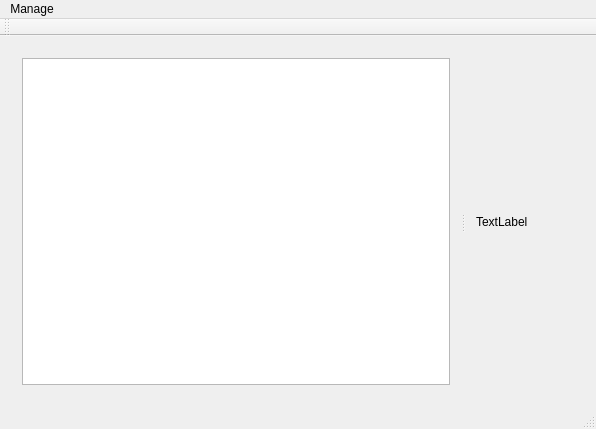
nathanpc/bookmarked, file mainwindow.ui: the form before one commit.
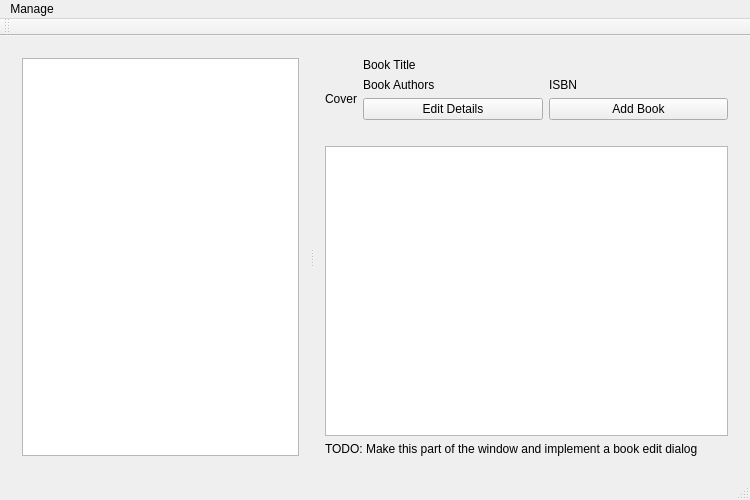
The form after the commit.

The edit to the form file:
```diff
--- a/mainwindow.ui
+++ b/mainwindow.ui
@@ -6,8 +6,8 @@
    <rect>
     <x>0</x>
     <y>0</y>
-    <width>596</width>
-    <height>429</height>
+    <width>750</width>
+    <height>500</height>
    </rect>
   </property>
   <property name="windowTitle">
@@ -34,7 +34,81 @@
        </layout>
       </widget>
       <widget class="QWidget" name="verticalLayoutWidget_2">
-       <layout class="QVBoxLayout" name="verticalLayout_2" stretch="0">
+       <layout class="QVBoxLayout" name="verticalLayout_2" stretch="0,0,0">
+        <item>
+         <layout class="QHBoxLayout" name="horizontalLayout">
+          <item>
+           <widget class="QLabel" name="cover_label">
+            <property name="text">
+             <string>Cover</string>
+            </property>
+           </widget>
+          </item>
+          <item>
+           <layout class="QVBoxLayout" name="verticalLayout_3">
+            <item>
+             <widget class="QLabel" name="title_label">
+              <property name="text">
+               <string>Book Title</string>
+              </property>
+             </widget>
+            </item>
+            <item>
+             <layout class="QHBoxLayout" name="horizontalLayout_2">
+              <item>
+               <widget class="QLabel" name="authors_label">
+                <property name="text">
+                 <string>Book Authors</string>
+                </property>
+               </widget>
+              </item>
+              <item>
+               <widget class="QLabel" name="isbn_label">
+                <property name="text">
+                 <string>ISBN</string>
+                </property>
+               </widget>
+              </item>
+             </layout>
+            </item>
+            <item>
+             <layout class="QHBoxLayout" name="horizontalLayout_3">
+              <item>
+               <widget class="QPushButton" name="pushButton">
+                <property name="text">
+                 <string>Edit Details</string>
+                </property>
+               </widget>
+              </item>
+              <item>
+               <widget class="QPushButton" name="pushButton_2">
+                <property name="text">
+                 <string>Add Book</string>
+                </property>
+               </widget>
+              </item>
+             </layout>
+            </item>
+            <item>
+             <spacer name="horizontalSpacer">
+              <property name="orientation">
+               <enum>Qt::Horizontal</enum>
+              </property>
+              <property name="sizeHint" stdset="0">
+               <size>
+                <width>40</width>
+                <height>20</height>
+               </size>
+              </property>
+             </spacer>
+            </item>
+           </layout>
+          </item>
+         </layout>
+        </item>
+        <item>
+         <widget class="QTableWidget" name="tableWidget"/>
+        </item>
         <item>
          <widget class="QLabel" name="label_2">
           <property name="sizePolicy">
@@ -44,7 +118,7 @@
            </sizepolicy>
           </property>
           <property name="text">
-           <string>TextLabel</string>
+           <string>TODO: Make this part of the window and implement a book edit dialog</string>
           </property>
          </widget>
         </item>
@@ -59,7 +133,7 @@
     <rect>
      <x>0</x>
      <y>0</y>
-     <width>596</width>
+     <width>750</width>
      <height>27</height>
     </rect>
    </property>
```
Left out of the diff: 2 changed lines with no effect on the pictures.
